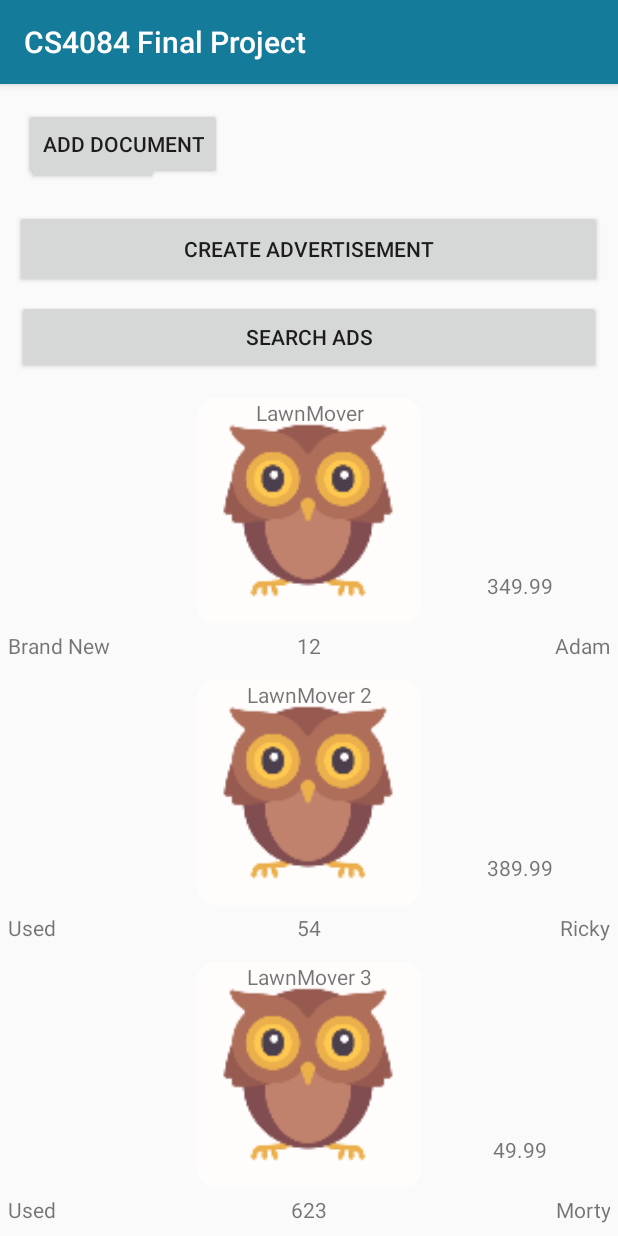
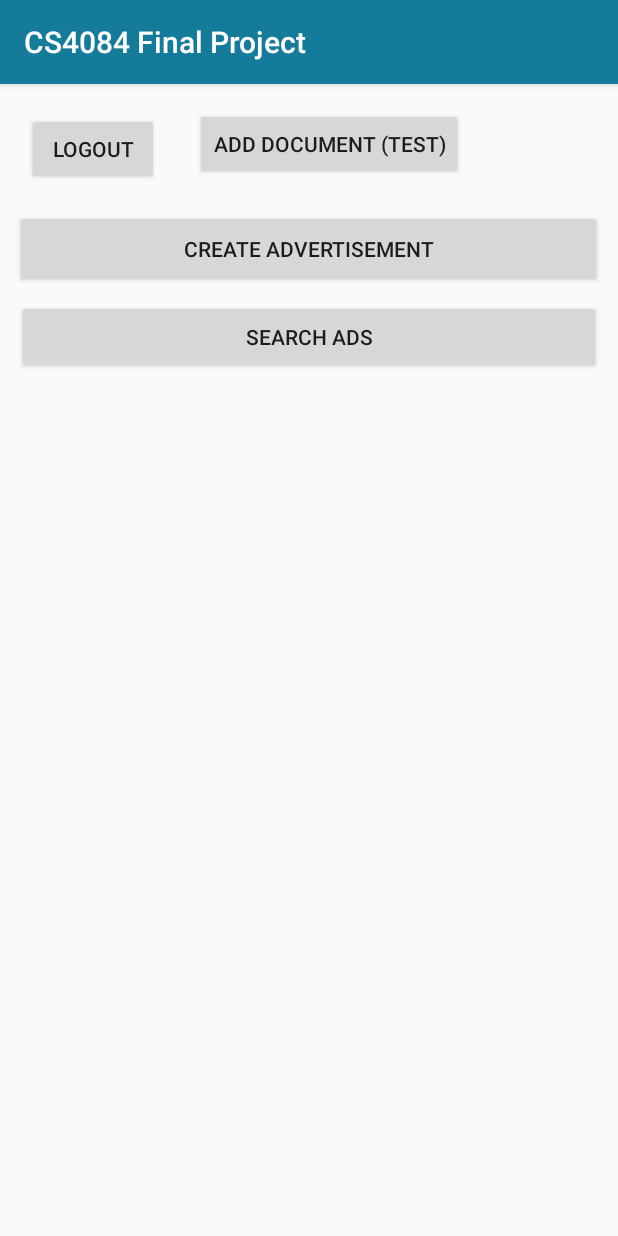
Before and after one commit to Rob-Jay/Mobile-dev, an Android app: the screen it shows after launch once a user with an empty profile is signed in (MainActivity), on a phone screen of 412 x 824 dp. Run offline under Robolectric (Android 15) with nearby library versions, the phone set to English and light mode, and no system bars; our stand-ins replace Firebase (no records; nobody signed in at launch, a user with empty details on screens opened directly).

Commit message:
Main Activity - Advertisements now loaded from firestore database Search Activity - Advertisements now loaded from firestore database

```diff
--- a/app/src/main/java/ie/ul/cs4084finalproject/MainActivity.java
+++ b/app/src/main/java/ie/ul/cs4084finalproject/MainActivity.java
@@ -94,12 +94,30 @@ public class MainActivity extends AppCompatActivity {
     }
 
     private void initAdvertisements() {
-        // TODO : Load advertisements from database
-        ads.add(new Advertisement("LawnMover", "image src", 349.99, "Brand New", 12, "Adam"));
-        ads.add(new Advertisement("LawnMover 2", "image src", 389.99, "Used", 54, "Ricky"));
-        ads.add(new Advertisement("LawnMover 3", "image src", 49.99, "Used", 623, "Morty"));
+        db.collection("advertisements")
+                .get()
+                .addOnCompleteListener(new OnCompleteListener<QuerySnapshot>() {
+                    @Override
+                    public void onComplete(@NonNull Task<QuerySnapshot> task) {
+                        if(task.isSuccessful()) {
+                            for(QueryDocumentSnapshot document : task.getResult()) {
+                                Log.d(TAG, document.getId() + " => " + document.getData());
+                                ads.add(new Advertisement(
+                                        document.get("title").toString(),
+                                        document.get("image_src").toString(),
+                                        (Double)document.get("price"),
+                                        document.get("quality").toString(),
+                                        ((Long)document.get("distance")).intValue(),
+                                        document.get("seller").toString()
+                                ));
+                            }
 
-        initRecyclerView();
+                            initRecyclerView();
+                        } else {
+                            Log.d(TAG, "Error getting documents : ", task.getException());
+                        }
+                    }
+                });
     }
 
     private void initRecyclerView() {
--- a/app/src/main/res/layout/activity_main.xml
+++ b/app/src/main/res/layout/activity_main.xml
@@ -54,8 +54,8 @@
         android:layout_height="wrap_content"
         android:layout_marginStart="18dp"
         android:layout_marginTop="19dp"
-        android:text="Logout"
         android:onClick="logout"
+        android:text="@string/ma_logout_button"
         app:layout_constraintStart_toStartOf="parent"
         app:layout_constraintTop_toTopOf="parent" />
 
@@ -63,9 +63,9 @@
         android:id="@+id/addDoc"
         android:layout_width="wrap_content"
         android:layout_height="wrap_content"
-        android:layout_marginStart="16dp"
+        android:layout_marginStart="24dp"
         android:layout_marginTop="16dp"
-        android:text="Add Document"
-        app:layout_constraintStart_toStartOf="parent"
+        android:text="@string/ma_add_document_button"
+        app:layout_constraintStart_toEndOf="@+id/logout"
         app:layout_constraintTop_toTopOf="parent" />
 </androidx.constraintlayout.widget.ConstraintLayout>
--- a/app/src/main/res/values/strings.xml
+++ b/app/src/main/res/values/strings.xml
@@ -4,6 +4,7 @@
     <!--
 
     ai_ = Advertisement Item
+    ma_ = Main Activity
     ca_ = Create Advertisement Activity
 
     -->
@@ -15,6 +16,11 @@
     <string name="tempContentDescription">Profile Image</string>
     <string name="autoFillHintedDescription">Advertisement Description</string>
 
+    <!-- Main Activity -->
+    <string name="ma_logout_button">Logout</string>
+    <string name="ma_add_document_button">Add Document (Test)</string>
+
+    <!-- Create Advertisement Activity -->
     <string name="ca_adTitlePlaceholder">Advertisement Title</string>
     <string name="ca_usedRadioButton">Used</string>
     <string name="ca_newRadioButton">New</string>
```
Also changed, not shown: app/src/main/java/ie/ul/cs4084finalproject/SearchActivity.java (+35 -5 lines).
